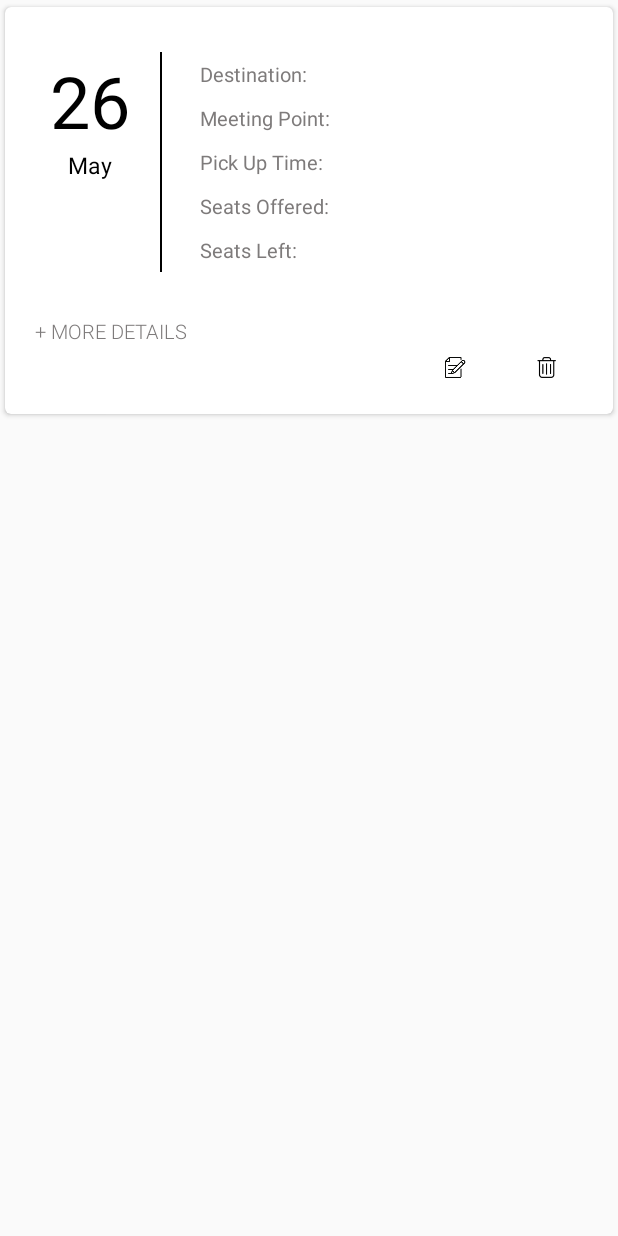
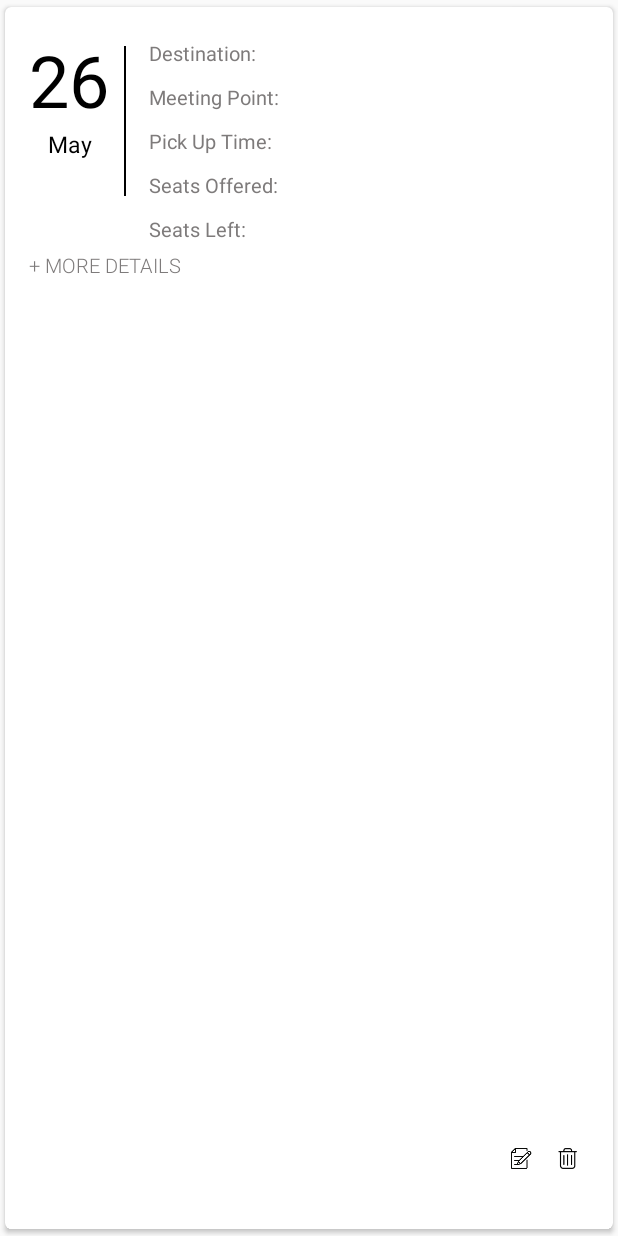
Before and after one commit to SGTinkers/Terawhere, an Android app: the layout list_item_offer.xml on its own in the app's theme, with its tools: preview values and no code run, on a phone screen of 412 x 824 dp. Run offline under Robolectric (Android 15) with nearby library versions, the light colour scheme and no system bars; network calls fail.

Commit message:
make list item offer use Relative layout instead of Linear Layout

```diff
--- a/android/Terawhere/app/src/main/java/tech/msociety/terawhere/adapters/OffersAdapter.java
+++ b/android/Terawhere/app/src/main/java/tech/msociety/terawhere/adapters/OffersAdapter.java
@@ -13,7 +13,6 @@ import android.view.View;
 import android.view.ViewGroup;
 import android.widget.Button;
 import android.widget.ImageButton;
-import android.widget.LinearLayout;
 import android.widget.TextView;
 
 import java.io.IOException;
@@ -61,7 +60,7 @@ public class OffersAdapter extends RecyclerView.Adapter<OffersAdapter.ViewHolder
         ChangeBounds transition = new ChangeBounds();
         transition.setDuration(125);
 
-        viewHolder.linearLayout.setOnClickListener(new View.OnClickListener() {
+        /*viewHolder.linearLayout.setOnClickListener(new View.OnClickListener() {
             @Override
             public void onClick(View v) {
                 if (shouldExpand[0]) {
@@ -78,7 +77,7 @@ public class OffersAdapter extends RecyclerView.Adapter<OffersAdapter.ViewHolder
                 viewHolder.itemView.setActivated(shouldExpand[0]);
 
             }
-        });
+        });*/
 
         viewHolder.detailsTextView.setOnClickListener(new View.OnClickListener() {
             @Override
@@ -210,7 +209,6 @@ public class OffersAdapter extends RecyclerView.Adapter<OffersAdapter.ViewHolder
         private TextView meetUpTimeTextView;
         private TextView remarksTextView;
 
-        private LinearLayout linearLayout;
         private TextView seatsOfferedTextView;
         private TextView seatsLeftTextView;
         private ImageButton editButton;
@@ -230,7 +228,6 @@ public class OffersAdapter extends RecyclerView.Adapter<OffersAdapter.ViewHolder
             editButton = (ImageButton) view.findViewById(R.id.image_button_offer_edit);
             deleteButton = (ImageButton) view.findViewById(R.id.image_button_offer_delete);
             detailsTextView = (TextView) view.findViewById(R.id.text_view_offer_view_more);
-            linearLayout = (LinearLayout) view.findViewById(R.id.offersItemLinearLayout);
         }
     }
 
--- a/android/Terawhere/app/src/main/res/layout/list_item_offer.xml
+++ b/android/Terawhere/app/src/main/res/layout/list_item_offer.xml
@@ -7,30 +7,14 @@
     card_view:cardUseCompatPadding="true"
     card_view:contentPaddingBottom="@dimen/activity_vertical_margin">
 
-    <LinearLayout
+    <RelativeLayout
         android:layout_width="match_parent"
         android:layout_height="wrap_content"
+        android:paddingBottom="@dimen/activity_vertical_margin"
+        android:paddingEnd="@dimen/activity_horizontal_margin"
+        android:paddingStart="@dimen/activity_horizontal_margin"
+        android:paddingTop="@dimen/activity_vertical_margin">
 
-        android:orientation="vertical">
-
-        <LinearLayout
-            android:layout_width="match_parent"
-            android:layout_height="wrap_content"
-            android:layout_margin="10dp"
-            android:orientation="vertical">
-
-            <LinearLayout
-                android:id="@+id/offersItemLinearLayout"
-                android:layout_width="wrap_content"
-                android:layout_height="wrap_content"
-                android:layout_margin="10dp"
-                android:orientation="horizontal">
-
-                <LinearLayout
-                    android:layout_width="match_parent"
-                    android:layout_height="wrap_content"
-                    android:layout_margin="10dp"
-                    android:orientation="vertical">
 
         <TextView
             android:id="@+id/text_view_offer_day"
@@ -43,143 +27,154 @@
             android:text="26"
             android:textColor="#000000"
             android:textSize="48sp"
-                        android:textStyle="normal"/>
+            android:textStyle="normal" />
+
 
         <TextView
             android:id="@+id/text_view_offer_month"
-
             android:layout_width="wrap_content"
             android:layout_height="wrap_content"
-                        android:layout_gravity="center_horizontal"
+            android:layout_gravity="center"
             android:fontFamily="sans-serif"
             android:text="May"
             android:textColor="#000000"
             android:textSize="15sp"
-                        android:textStyle="normal"/>
-
-                </LinearLayout>
+            android:textStyle="normal"
+            android:gravity="center"
+            android:layout_below="@+id/text_view_offer_day"
+            android:layout_alignParentStart="true"
+            android:layout_toStartOf="@+id/view_vertical_line" />
 
         <View
+            android:id="@+id/view_vertical_line"
             android:layout_width="1dip"
-                    android:layout_height="fill_parent"
+            android:layout_height="100dp"
             android:layout_margin="10dp"
-                    android:background="#FF000000"/>
+            android:layout_toEndOf="@id/text_view_offer_day"
+            android:background="#FF000000" />
 
-                <LinearLayout
-                    android:layout_width="match_parent"
-                    android:layout_height="wrap_content"
-                    android:layout_margin="10dp"
-                    android:orientation="vertical">
 
         <TextView
             android:id="@+id/text_view_offer_end_location"
             android:layout_width="wrap_content"
             android:layout_height="wrap_content"
+            android:layout_toEndOf="@id/view_vertical_line"
+
             android:layout_margin="5dp"
             android:fontFamily="sans-serif"
             android:text="Destination:"
             android:textColor="#7e7b7b"
             android:textSize="13sp"
-                        android:textStyle="normal"/>
+            android:textStyle="normal" />
 
         <TextView
             android:id="@+id/text_view_offer_start_location"
             android:layout_width="wrap_content"
             android:layout_height="wrap_content"
+            android:layout_below="@id/text_view_offer_end_location"
+            android:layout_toEndOf="@id/view_vertical_line"
+
             android:layout_margin="5dp"
             android:fontFamily="sans-serif"
             android:text="Meeting Point:"
             android:textColor="#7e7b7b"
             android:textSize="13sp"
-                        android:textStyle="normal"/>
+            android:textStyle="normal" />
 
         <TextView
             android:id="@+id/text_view_offer_meet_up_time"
             android:layout_width="wrap_content"
             android:layout_height="wrap_content"
+            android:layout_below="@id/text_view_offer_start_location"
+            android:layout_toEndOf="@id/view_vertical_line"
+
             android:layout_margin="5dp"
             android:fontFamily="sans-serif"
             android:text="Pick Up Time:"
             android:textColor="#7e7b7b"
             android:textSize="13sp"
-                        android:textStyle="normal"/>
+            android:textStyle="normal" />
 
         <TextView
             android:id="@+id/text_view_offer_seats_offered"
             android:layout_width="wrap_content"
             android:layout_height="wrap_content"
+            android:layout_below="@id/text_view_offer_meet_up_time"
+
+            android:layout_toEndOf="@id/view_vertical_line"
+
             android:layout_margin="5dp"
             android:fontFamily="sans-serif"
             android:text="Seats Offered:"
             android:textColor="#7e7b7b"
             android:textSize="13sp"
-                        android:textStyle="normal"/>
+            android:textStyle="normal" />
 
         <TextView
             android:id="@+id/text_view_offer_seats_left"
             android:layout_width="wrap_content"
             android:layout_height="wrap_content"
+            android:layout_below="@id/text_view_offer_seats_offered"
+
+            android:layout_toEndOf="@id/view_vertical_line"
             android:layout_margin="5dp"
             android:fontFamily="sans-serif"
             android:text="Seats Left:"
             android:textColor="#7e7b7b"
             android:textSize="13sp"
-                        android:textStyle="normal"/>
+            android:textStyle="normal" />
 
         <TextView
             android:id="@+id/text_view_offer_remarks"
             android:layout_width="wrap_content"
             android:layout_height="wrap_content"
+            android:layout_below="@id/text_view_offer_seats_left"
+
+            android:layout_toEndOf="@id/view_vertical_line"
             android:layout_margin="5dp"
             android:fontFamily="sans-serif"
             android:text="Remarks:"
             android:textColor="#7e7b7b"
             android:textSize="13sp"
             android:textStyle="normal"
-                        android:visibility="gone"/>
+            android:visibility="gone" />
 
-
-                </LinearLayout>
-            </LinearLayout>
-        </LinearLayout>
 
         <TextView
             android:id="@+id/text_view_offer_view_more"
             android:layout_width="wrap_content"
             android:layout_height="wrap_content"
-            android:layout_marginLeft="20dp"
+            android:layout_below="@id/text_view_offer_remarks"
+            android:layout_alignParentBottom="true"
+            android:layout_alignParentLeft="true"
             android:fontFamily="sans-serif-light"
             android:text="+ MORE DETAILS"
             android:textColor="#7e7b7b"
             android:textSize="13sp"
-            android:textStyle="normal"/>
+            android:textStyle="normal" />
 
-        <LinearLayout
-            android:layout_width="match_parent"
-            android:layout_height="wrap_content"
-            android:layout_marginLeft="10dp"
-            android:layout_marginRight="30dp"
-            android:gravity="right"
-            android:orientation="horizontal">
+        <ImageButton
+            android:id="@+id/image_button_offer_delete"
+            android:layout_width="30dp"
+            android:layout_height="30dp"
+            android:background="?attr/selectableItemBackgroundBorderless"
+            android:layout_alignParentBottom="true"
+            android:layout_alignParentRight="true"
+            android:src="@drawable/garbage"
+
+            />
 
         <ImageButton
             android:id="@+id/image_button_offer_edit"
             android:layout_width="30dp"
             android:layout_height="30dp"
             android:layout_marginRight="30dp"
-                android:src="@drawable/edit_1"
-                android:background="?attr/selectableItemBackgroundBorderless" />
+            android:background="?attr/selectableItemBackgroundBorderless"
+            android:layout_toLeftOf="@id/image_button_offer_delete"
+            android:layout_alignParentBottom="true"
+            android:layout_alignParentRight="true"
+            android:src="@drawable/edit_1" />
 
-            <ImageButton
-                android:id="@+id/image_button_offer_delete"
-                android:layout_width="30dp"
-                android:layout_height="30dp"
-                android:src="@drawable/garbage"
-                android:background="?attr/selectableItemBackgroundBorderless"
 
-                />
-
-        </LinearLayout>
-    </LinearLayout>
-
+    </RelativeLayout>
 </android.support.v7.widget.CardView>
```
Lines whose indentation alone changed are shown as unchanged.
